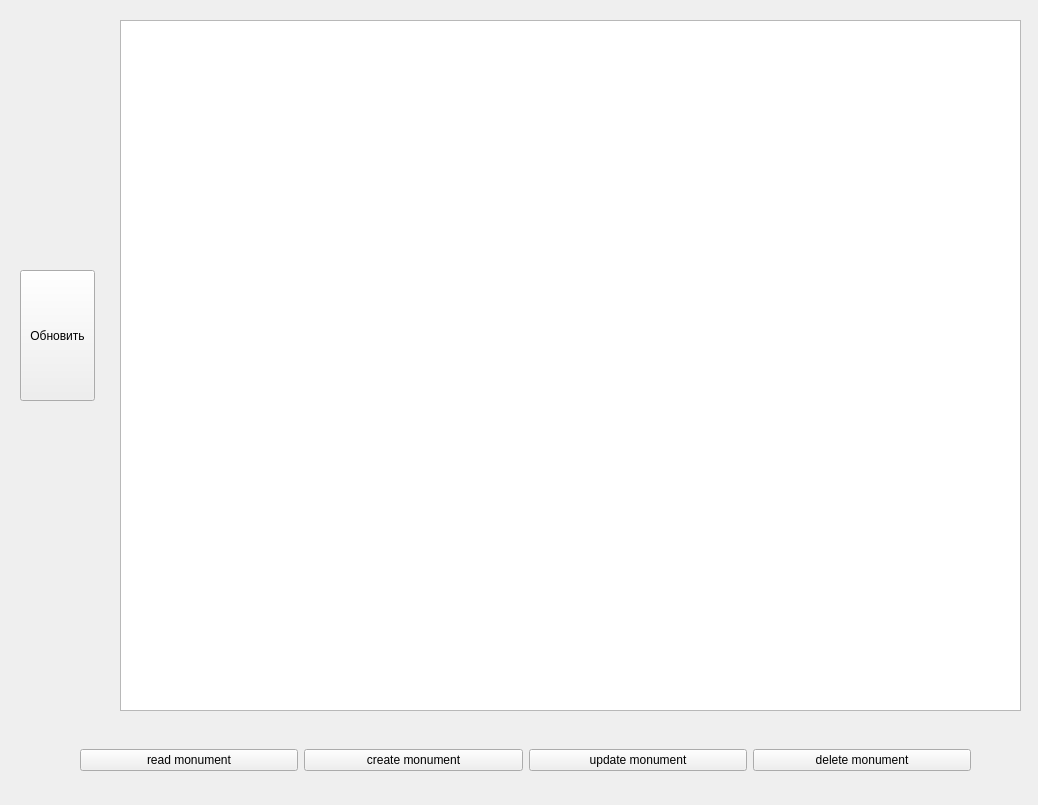
Above: app/ui/monuments_list_window.ui from reisenbest/PPK_ARCHEOMAP before the change. Below: the same form after it.
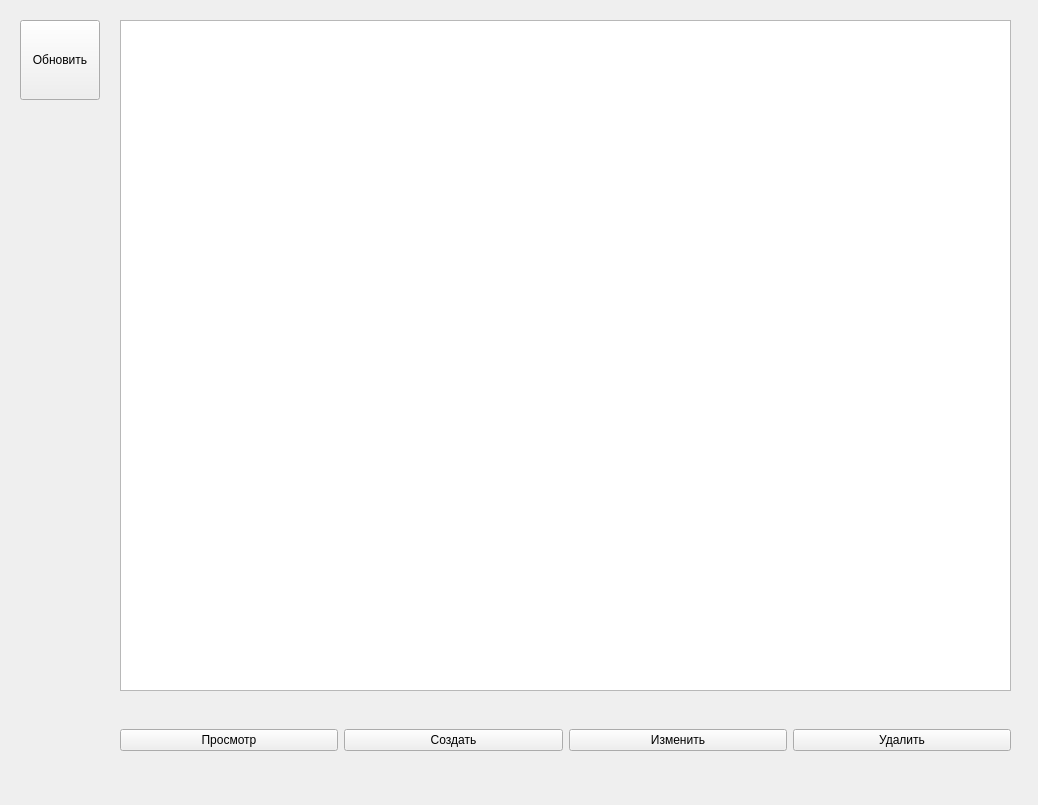
That is the form after the change.

Patch:
```diff
--- a/app/ui/monuments_list_window.ui
+++ b/app/ui/monuments_list_window.ui
@@ -13,21 +13,37 @@
   <property name="windowTitle">
    <string>Form</string>
   </property>
-  <widget class="QListWidget" name="MonumentslistWidget">
+
+  <widget class="QTableView" name="monumentsTableView">
    <property name="geometry">
     <rect>
      <x>120</x>
      <y>20</y>
-     <width>901</width>
-     <height>691</height>
+     <width>891</width>
+     <height>671</height>
     </rect>
    </property>
   </widget>
+
+  <widget class="QPushButton" name="refreshBtn">
+   <property name="geometry">
+    <rect>
+     <x>20</x>
+     <y>20</y>
+     <width>80</width>
+     <height>80</height>
+    </rect>
+   </property>
+   <property name="text">
+    <string>Обновить</string>
+   </property>
+  </widget>
+
   <widget class="QWidget" name="horizontalLayoutWidget">
    <property name="geometry">
     <rect>
-     <x>80</x>
-     <y>720</y>
+     <x>120</x>
+     <y>700</y>
      <width>891</width>
      <height>80</height>
     </rect>
@@ -36,46 +52,34 @@
     <item>
      <widget class="QPushButton" name="readMonumentBtn">
       <property name="text">
-       <string>read monument</string>
+       <string>Просмотр</string>
       </property>
      </widget>
     </item>
     <item>
      <widget class="QPushButton" name="createMonumentBtn">
       <property name="text">
-       <string>create monument</string>
+       <string>Создать</string>
       </property>
      </widget>
     </item>
     <item>
      <widget class="QPushButton" name="updateMonumentBtn">
       <property name="text">
-       <string>update monument</string>
+       <string>Изменить</string>
       </property>
      </widget>
     </item>
     <item>
      <widget class="QPushButton" name="deleteMonumentBtn">
       <property name="text">
-       <string>delete monument</string>
+       <string>Удалить</string>
       </property>
      </widget>
     </item>
    </layout>
   </widget>
-  <widget class="QPushButton" name="refreshBtn">
-   <property name="geometry">
-    <rect>
-     <x>20</x>
-     <y>270</y>
-     <width>75</width>
-     <height>131</height>
-    </rect>
-   </property>
-   <property name="text">
-    <string>Обновить</string>
-   </property>
-  </widget>
+
  </widget>
  <resources/>
  <connections/>
```
Left out of the diff: 15 changed lines with no effect on the pictures.
